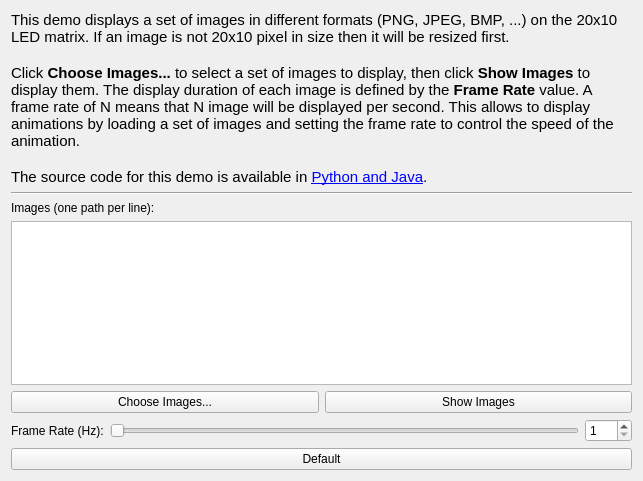
Tinkerforge/blinkenlights, file demo/src/ui/images.ui: the form before one commit.
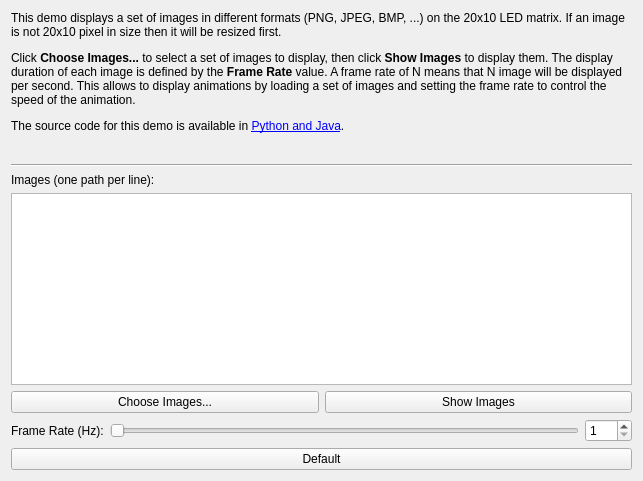
The form after the commit.

Commit message:
demo: Remove fixed font size from UI texts
Fixed font sizes don't work properly cross platform. No specifying a
font size makes Qt automatically pick the right one for each platform.

Patch:
```diff
--- a/demo/src/ui/images.ui
+++ b/demo/src/ui/images.ui
@@ -23,15 +23,11 @@
       </sizepolicy>
      </property>
      <property name="text">
-      <string>&lt;!DOCTYPE HTML PUBLIC &quot;-//W3C//DTD HTML 4.0//EN&quot; &quot;http://www.w3.org/TR/REC-html40/strict.dtd&quot;&gt;
-&lt;html&gt;&lt;head&gt;&lt;meta name=&quot;qrichtext&quot; content=&quot;1&quot; /&gt;&lt;style type=&quot;text/css&quot;&gt;
-p, li { white-space: pre-wrap; }
-&lt;/style&gt;&lt;/head&gt;&lt;body style=&quot; font-family:'Ubuntu'; font-size:11pt; font-weight:400; font-style:normal;&quot;&gt;
-&lt;p style=&quot; margin-top:0px; margin-bottom:0px; margin-left:0px; margin-right:0px; -qt-block-indent:0; text-indent:0px;&quot;&gt;This demo displays a set of images in different formats (PNG, JPEG, BMP, ...) on the 20x10 LED matrix. If an image is not 20x10 pixel in size then it will be resized first.&lt;/p&gt;
-&lt;p style=&quot;-qt-paragraph-type:empty; margin-top:0px; margin-bottom:0px; margin-left:0px; margin-right:0px; -qt-block-indent:0; text-indent:0px;&quot;&gt;&lt;/p&gt;
-&lt;p style=&quot; margin-top:0px; margin-bottom:0px; margin-left:0px; margin-right:0px; -qt-block-indent:0; text-indent:0px;&quot;&gt;Click &lt;span style=&quot; font-weight:600;&quot;&gt;Choose Images...&lt;/span&gt; to select a set of images to display, then click &lt;span style=&quot; font-weight:600;&quot;&gt;Show Images&lt;/span&gt; to display them. The display duration of each image is defined by the &lt;span style=&quot; font-weight:600;&quot;&gt;Frame Rate&lt;/span&gt; value. A frame rate of N means that N image will be displayed per second. This allows to display animations by loading a set of images and setting the frame rate to control the speed of the animation.&lt;/p&gt;
-&lt;p style=&quot;-qt-paragraph-type:empty; margin-top:0px; margin-bottom:0px; margin-left:0px; margin-right:0px; -qt-block-indent:0; text-indent:0px;&quot;&gt;&lt;/p&gt;
-&lt;p style=&quot; margin-top:0px; margin-bottom:0px; margin-left:0px; margin-right:0px; -qt-block-indent:0; text-indent:0px;&quot;&gt;The source code for this demo is available in &lt;a href=&quot;http://www.tinkerforge.com/en/doc/Kits/Blinkenlights/Blinkenlights.html#display-images&quot;&gt;&lt;span style=&quot; text-decoration: underline; color:#0000ff;&quot;&gt;Python and Java&lt;/span&gt;&lt;/a&gt;.&lt;/p&gt;&lt;/body&gt;&lt;/html&gt;</string>
+      <string>&lt;p&gt;This demo displays a set of images in different formats (PNG, JPEG, BMP, ...) on the 20x10 LED matrix. If an image is not 20x10 pixel in size then it will be resized first.&lt;/p&gt;
+&lt;p&gt;&lt;/p&gt;
+&lt;p&gt;Click &lt;b&gt;Choose Images...&lt;/b&gt; to select a set of images to display, then click &lt;b&gt;Show Images&lt;/b&gt; to display them. The display duration of each image is defined by the &lt;b&gt;Frame Rate&lt;/b&gt; value. A frame rate of N means that N image will be displayed per second. This allows to display animations by loading a set of images and setting the frame rate to control the speed of the animation.&lt;/p&gt;
+&lt;p&gt;&lt;/p&gt;
+&lt;p&gt;The source code for this demo is available in &lt;a href=&quot;http://www.tinkerforge.com/en/doc/Kits/Blinkenlights/Blinkenlights.html#display-images&quot;&gt;&lt;span style=&quot; text-decoration: underline; color:#0000ff;&quot;&gt;Python and Java&lt;/span&gt;&lt;/a&gt;.&lt;/p&gt;</string>
      </property>
      <property name="alignment">
       <set>Qt::AlignLeading|Qt::AlignLeft|Qt::AlignTop</set>
```
The commit also changes 6 other files.
